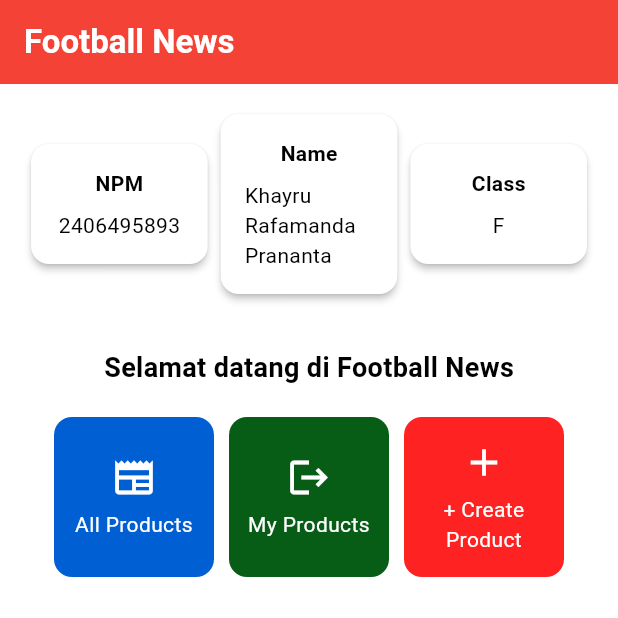
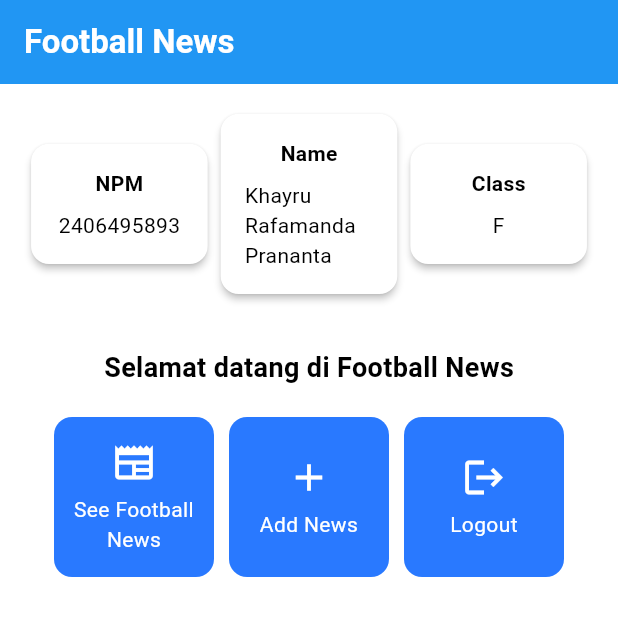
Before and after one commit to KhayruRP/football-news-mobile, a Flutter app: the screen it shows after launch, on a phone screen of 412 x 824 dp, the top half of it. Run offline on Flutter 3.47's test engine with Material 3 defaults, Android fonts, the phone set to English and light mode, and no system bars.

Commit message:
tadi salah repository

```diff
--- a/lib/main.dart
+++ b/lib/main.dart
@@ -31,8 +31,8 @@ class MyApp extends StatelessWidget {
         //
         // This works for code too, not just values: Most code changes can be
         // tested with just a hot reload.
-         colorScheme: ColorScheme.fromSwatch(primarySwatch: Colors.red)
-          .copyWith(secondary: const Color.fromARGB(255, 0, 23, 40)),
+         colorScheme: ColorScheme.fromSwatch(primarySwatch: Colors.blue)
+          .copyWith(secondary: Colors.blueAccent[400]),
       ),
       home: MyHomePage(colorScheme: Theme.of(context).colorScheme),
     );
--- a/lib/menu.dart
+++ b/lib/menu.dart
@@ -8,10 +8,9 @@ class MyHomePage extends StatelessWidget {
     final String kelas = "F"; //kelas
 
   final List<ItemHomepage> items = [
-    ItemHomepage("All Products", Icons.newspaper, color: const Color.fromARGB(255, 0, 95, 210)),
-
-    ItemHomepage("My Products", Icons.logout, color: const Color.fromARGB(255, 7, 93, 22)),
-    ItemHomepage("+ Create Product", Icons.add, color: const Color.fromARGB(255, 255, 34, 34)),
+    ItemHomepage("See Football News", Icons.newspaper),
+    ItemHomepage("Add News", Icons.add),
+    ItemHomepage("Logout", Icons.logout),
   ];
 
    @override
@@ -133,10 +132,8 @@ class InfoCard extends StatelessWidget {
 class ItemHomepage {
  final String name;
  final IconData icon;
-  final Color color;
 
-  // color is optional and defaults to blue if not provided
-  ItemHomepage(this.name, this.icon, {this.color = Colors.blue});
+ ItemHomepage(this.name, this.icon);
 }
 
 class ItemCard extends StatelessWidget {
@@ -150,7 +147,7 @@ class ItemCard extends StatelessWidget {
   Widget build(BuildContext context) {
     return Material(
       // Menentukan warna latar belakang dari tema aplikasi.
-      color: item.color,
+      color: Theme.of(context).colorScheme.secondary,
       // Membuat sudut kartu melengkung.
       borderRadius: BorderRadius.circular(12),
 
```
